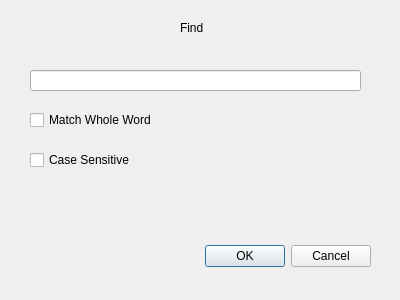
This is finddialog.ui in abrr-fhyz/ShN-Editor_Windows as Qt 5 draws it before an edit. The edited form follows.
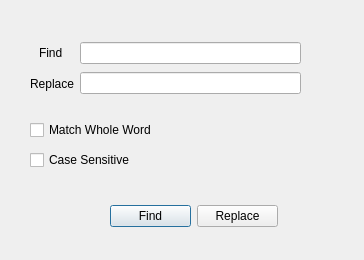
This is the edited form.

```diff
--- a/finddialog.ui
+++ b/finddialog.ui
@@ -6,47 +6,18 @@
    <rect>
     <x>0</x>
     <y>0</y>
-    <width>400</width>
-    <height>300</height>
+    <width>364</width>
+    <height>260</height>
    </rect>
   </property>
   <property name="windowTitle">
    <string>Dialog</string>
   </property>
-  <widget class="QDialogButtonBox" name="buttonBox">
+  <widget class="QCheckBox" name="wholeWord">
    <property name="geometry">
     <rect>
      <x>30</x>
-     <y>240</y>
-     <width>341</width>
-     <height>32</height>
-    </rect>
-   </property>
-   <property name="orientation">
-    <enum>Qt::Horizontal</enum>
-   </property>
-   <property name="standardButtons">
-    <set>QDialogButtonBox::Cancel|QDialogButtonBox::Ok</set>
-   </property>
-  </widget>
-  <widget class="QLabel" name="label">
-   <property name="geometry">
-    <rect>
-     <x>180</x>
-     <y>20</y>
-     <width>58</width>
-     <height>16</height>
-    </rect>
-   </property>
-   <property name="text">
-    <string>Find</string>
-   </property>
-  </widget>
-  <widget class="QCheckBox" name="checkBox">
-   <property name="geometry">
-    <rect>
-     <x>30</x>
-     <y>110</y>
+     <y>120</y>
      <width>141</width>
      <height>20</height>
     </rect>
@@ -68,15 +39,77 @@
     <string>Case Sensitive</string>
    </property>
   </widget>
-  <widget class="QLineEdit" name="lineEdit">
+  <widget class="QWidget" name="layoutWidget">
+   <property name="geometry">
+    <rect>
+     <x>110</x>
+     <y>200</y>
+     <width>168</width>
+     <height>32</height>
+    </rect>
+   </property>
+   <layout class="QHBoxLayout" name="horizontalLayout">
+    <item>
+     <widget class="QPushButton" name="find">
+      <property name="text">
+       <string>Find</string>
+      </property>
+     </widget>
+    </item>
+    <item>
+     <widget class="QPushButton" name="replace">
+      <property name="text">
+       <string>Replace</string>
+      </property>
+     </widget>
+    </item>
+   </layout>
+  </widget>
+  <widget class="QWidget" name="layoutWidget">
    <property name="geometry">
     <rect>
      <x>30</x>
-     <y>70</y>
-     <width>331</width>
-     <height>21</height>
+     <y>40</y>
+     <width>271</width>
+     <height>56</height>
     </rect>
    </property>
+   <layout class="QHBoxLayout" name="horizontalLayout_2">
+    <item>
+     <layout class="QVBoxLayout" name="verticalLayout_2">
+      <item alignment="Qt::AlignHCenter">
+       <widget class="QLabel" name="Find_label">
+        <property name="maximumSize">
+         <size>
+          <width>26</width>
+          <height>16777215</height>
+         </size>
+        </property>
+        <property name="text">
+         <string>Find </string>
+        </property>
+       </widget>
+      </item>
+      <item>
+       <widget class="QLabel" name="Replace_label">
+        <property name="text">
+         <string>Replace</string>
+        </property>
+       </widget>
+      </item>
+     </layout>
+    </item>
+    <item>
+     <layout class="QVBoxLayout" name="verticalLayout">
+      <item>
+       <widget class="QLineEdit" name="lineEdit_find"/>
+      </item>
+      <item>
+       <widget class="QLineEdit" name="lineEdit_replace"/>
+      </item>
+     </layout>
+    </item>
+   </layout>
   </widget>
  </widget>
  <resources/>
```
Left out of the diff: 37 changed lines with no effect on the pictures.
